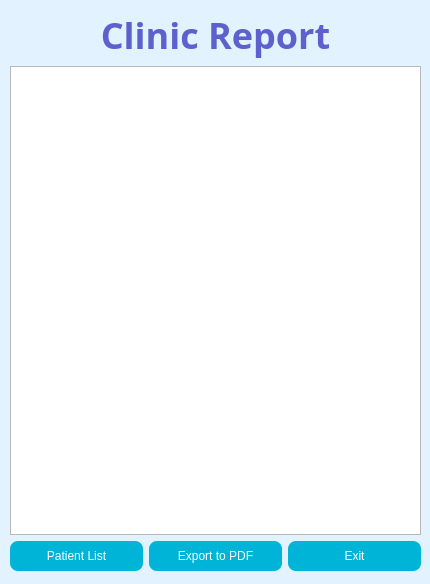
Old version of the form uic/report.ui in the repository xyang-github/INR_Tracker.
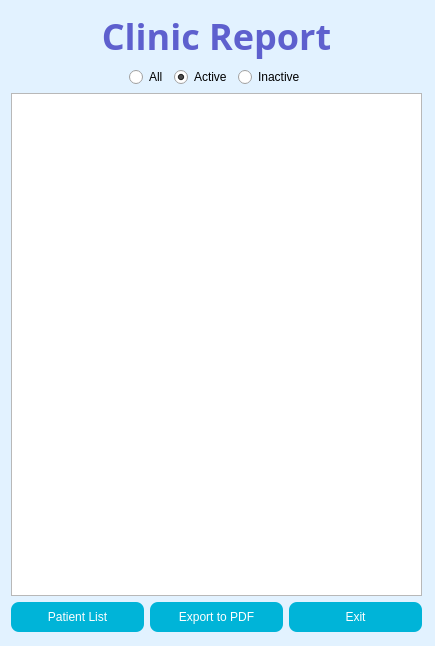
New version of the form. Icons and pictures are not drawn.

Commit message: Updated gui - added radio buttons

Diff of the .ui file:
```diff
--- a/uic/report.ui
+++ b/uic/report.ui
@@ -6,8 +6,8 @@
    <rect>
     <x>0</x>
     <y>0</y>
-    <width>430</width>
-    <height>584</height>
+    <width>435</width>
+    <height>646</height>
    </rect>
   </property>
   <property name="palette">
@@ -107,13 +107,13 @@
 	margin: 0;
 }</string>
   </property>
-  <widget class="QWidget" name="layoutWidget">
+  <widget class="QWidget" name="">
    <property name="geometry">
     <rect>
-     <x>10</x>
-     <y>10</y>
+     <x>11</x>
+     <y>11</y>
      <width>411</width>
-     <height>561</height>
+     <height>621</height>
     </rect>
    </property>
    <layout class="QVBoxLayout" name="lytMain">
@@ -135,6 +135,69 @@
       </property>
      </widget>
     </item>
+    <item>
+     <layout class="QHBoxLayout" name="lytRbtn">
+      <item>
+       <spacer name="horizontalSpacer">
+        <property name="orientation">
+         <enum>Qt::Horizontal</enum>
+        </property>
+        <property name="sizeHint" stdset="0">
+         <size>
+          <width>40</width>
+          <height>20</height>
+         </size>
+        </property>
+       </spacer>
+      </item>
+      <item>
+       <widget class="QRadioButton" name="rbtAll">
+        <property name="text">
+         <string>All</string>
+        </property>
+        <attribute name="buttonGroup">
+         <string notr="true">buttonGroup</string>
+        </attribute>
+       </widget>
+      </item>
+      <item>
+       <widget class="QRadioButton" name="rbtActive">
+        <property name="text">
+         <string>Active</string>
+        </property>
+        <property name="checked">
+         <bool>true</bool>
+        </property>
+        <attribute name="buttonGroup">
+         <string notr="true">buttonGroup</string>
+        </attribute>
+       </widget>
+      </item>
+      <item>
+       <widget class="QRadioButton" name="rbtInactive">
+        <property name="text">
+         <string>Inactive</string>
+        </property>
+        <attribute name="buttonGroup">
+         <string notr="true">buttonGroup</string>
+        </attribute>
+       </widget>
+      </item>
+      <item>
+       <spacer name="horizontalSpacer_2">
+        <property name="orientation">
+         <enum>Qt::Horizontal</enum>
+        </property>
+        <property name="sizeHint" stdset="0">
+         <size>
+          <width>40</width>
+          <height>20</height>
+         </size>
+        </property>
+       </spacer>
+      </item>
+     </layout>
+    </item>
     <item>
      <widget class="QTextEdit" name="tedReport">
       <property name="readOnly">
```
Left out of the diff: 3 changed lines with no effect on the pictures. The commit also changes 1 other file.
